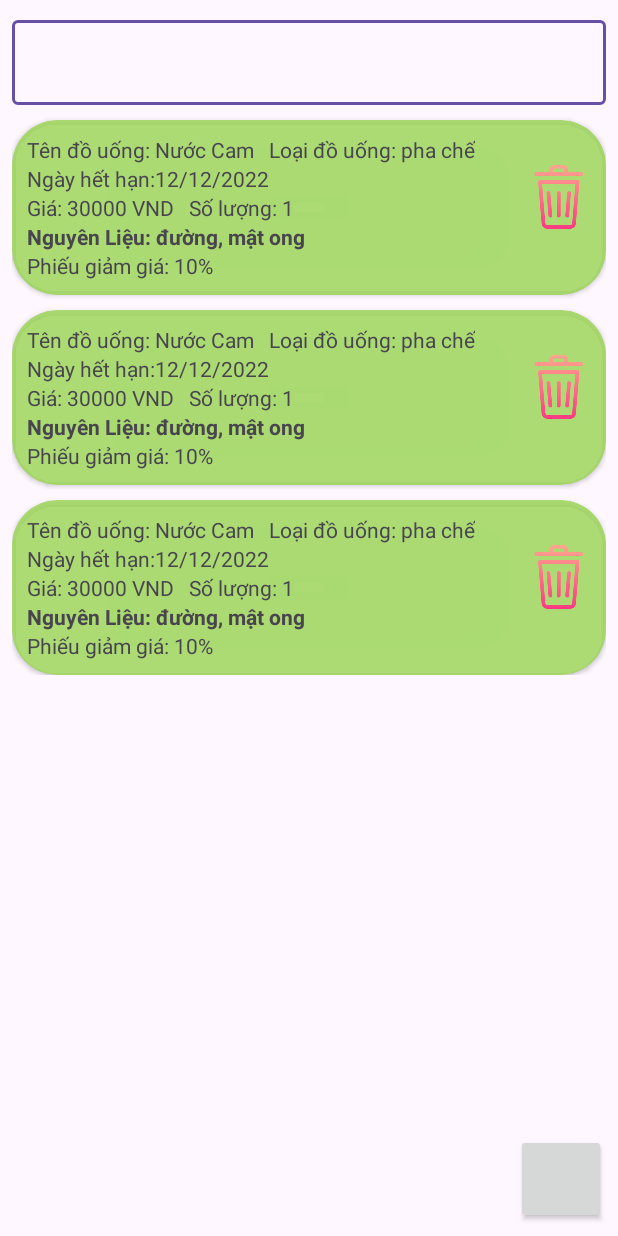
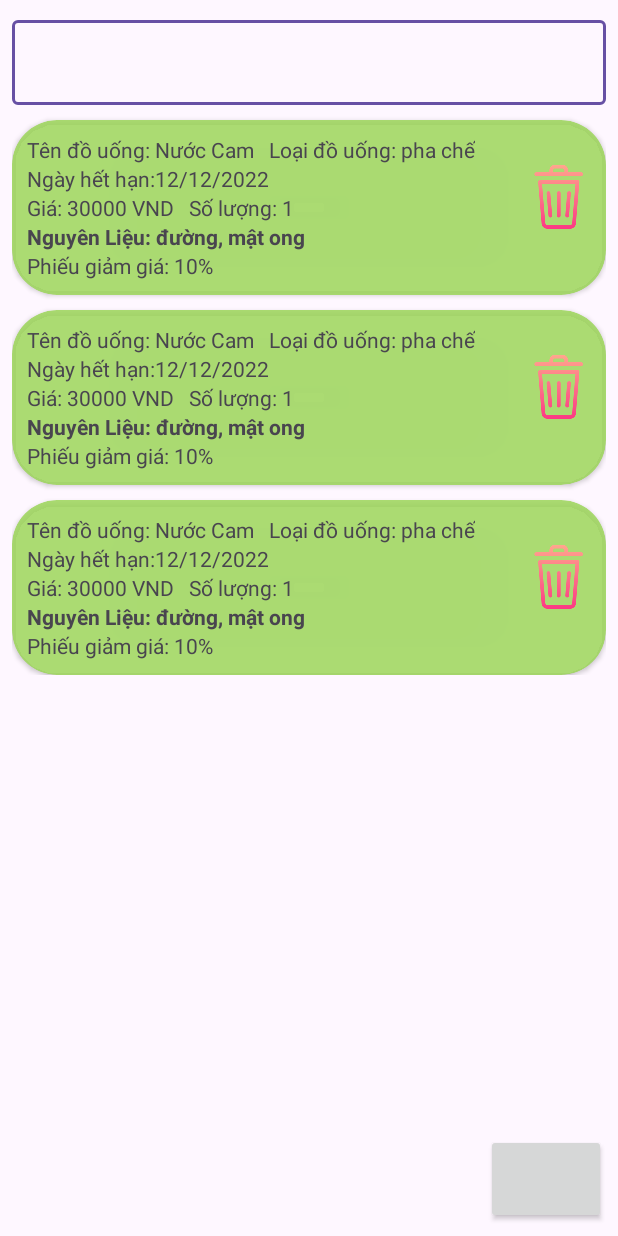
Before and after one commit to vanhnguyen204/PRO1121_DA1, an Android app: the layout fragment__drink.xml on its own in the app's theme, with its tools: preview values and no code run, on a phone screen of 412 x 824 dp. Run offline under Robolectric (Android 15) with nearby library versions, the phone set to English and light mode, and no system bars.

Commit message:
update-doan

```diff
--- a/app/src/main/res/layout/fragment__drink.xml
+++ b/app/src/main/res/layout/fragment__drink.xml
@@ -30,7 +30,7 @@
         />
     <androidx.appcompat.widget.AppCompatButton
         android:id="@+id/btn_add_drink"
-        android:layout_width="60dp"
+        android:layout_width="80dp"
         android:layout_height="60dp"
         android:layout_alignParentEnd="true"
         android:layout_alignParentBottom="true"
```
